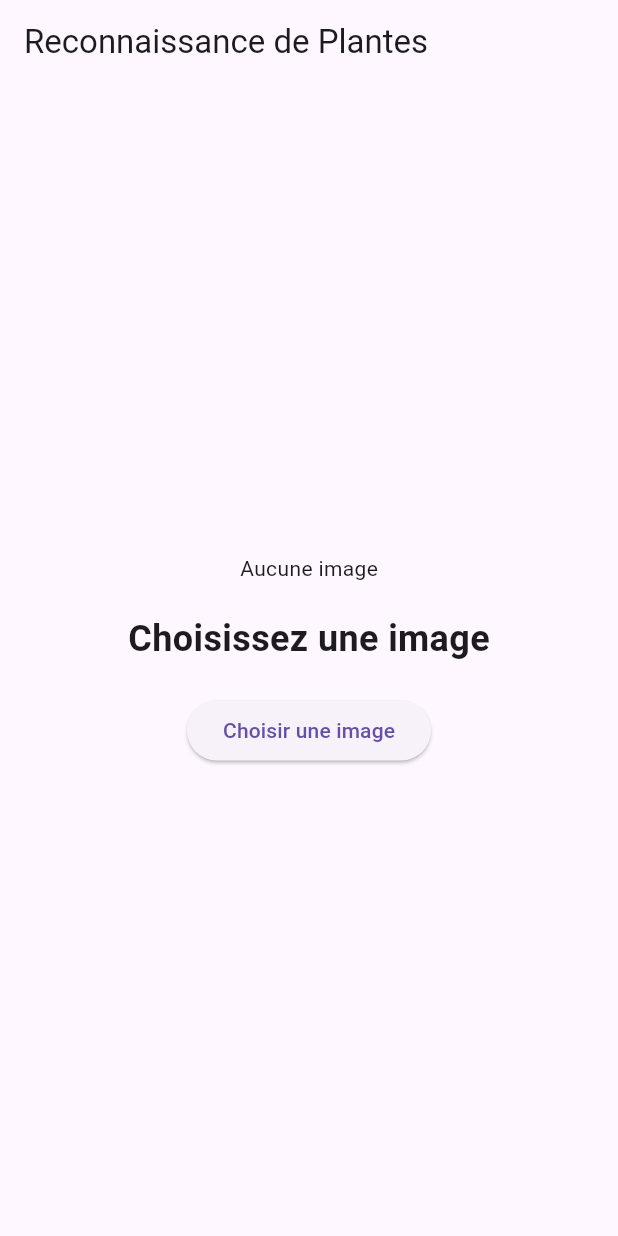
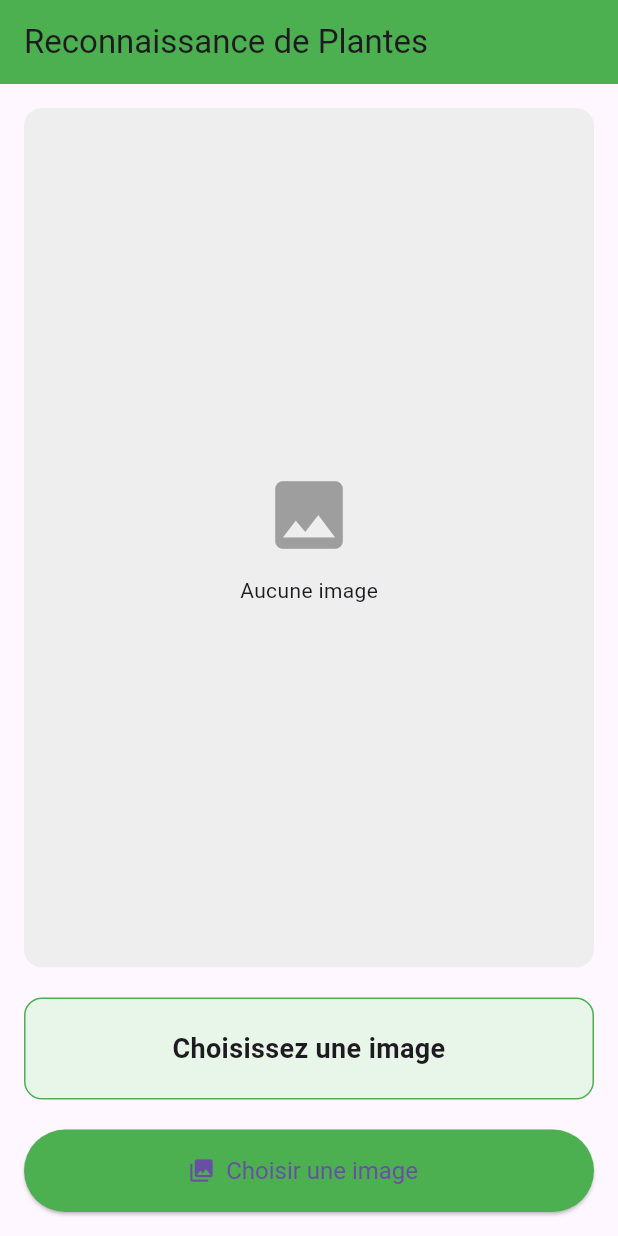
Before and after one commit to MDL774/plante_app, a Flutter app: the screen it shows after launch, after a tap on "Choisir une image", on a phone screen of 412 x 824 dp. Run offline on Flutter 3.47's test engine with Material 3 defaults, Android fonts, the phone set to English and light mode, and no system bars; our stand-ins replace image_picker; missing offline and left inert: tflite_flutter.

Commit message:
Update main.dart

```diff
--- a/lib/main.dart
+++ b/lib/main.dart
@@ -3,6 +3,7 @@ import 'package:flutter/material.dart';
 import 'package:image_picker/image_picker.dart';
 import 'package:tflite_flutter/tflite_flutter.dart';
 import 'package:flutter/services.dart';
+import 'package:image/image.dart' as img;
 
 void main() {
   runApp(MyApp());
@@ -13,69 +14,203 @@ class MyApp extends StatelessWidget {
   Widget build(BuildContext context) {
     return MaterialApp(
       title: 'Reconnaissance Plantes',
-      home: Home(),
+      theme: ThemeData(primarySwatch: Colors.green),
+      home: HomeScreen(),
     );
   }
 }
 
-class Home extends StatefulWidget {
+class HomeScreen extends StatefulWidget {
   @override
-  _HomeState createState() => _HomeState();
+  _HomeScreenState createState() => _HomeScreenState();
 }
 
-class _HomeState extends State<Home> {
-  File? image;
-  String result = "Choisissez une image";
-  Interpreter? interpreter;
-  List<String> labels = [];
+class _HomeScreenState extends State<HomeScreen> {
+  File? _image;
+  String _result = "Choisissez une image";
+  bool _isLoading = false;
+  Interpreter? _interpreter;
+  List<String> _labels = [];
 
   @override
   void initState() {
     super.initState();
-    loadModel();
+    _loadModel();
   }
 
-  loadModel() async {
-    interpreter = await Interpreter.fromAsset('assets/model.tflite');
-    String labelData = await rootBundle.loadString('assets/labels.txt');
-    labels = labelData.split('\n');
+  Future<void> _loadModel() async {
+    try {
+      // Charger le modèle
+      _interpreter = await Interpreter.fromAsset('assets/model.tflite');
+
+      // Charger les labels
+      String labelData = await rootBundle.loadString('assets/labels.txt');
+      _labels = labelData.split('\n').where((l) => l.isNotEmpty).toList();
+
+      print("✅ Modèle chargé: ${_labels.length} classes");
+      print("📋 Labels: $_labels");
+    } catch (e) {
+      print("❌ Erreur: $e");
+      setState(() => _result = "Erreur chargement modèle");
+    }
   }
 
-  pickImage() async {
-    final picked = await ImagePicker().pickImage(source: ImageSource.gallery);
+  Future<void> _pickImage() async {
+    final picker = ImagePicker();
+    final picked = await picker.pickImage(source: ImageSource.gallery);
+
     if (picked == null) return;
-    setState(() { image = File(picked.path); });
-    classifyImage(File(picked.path));
+
+    setState(() {
+      _image = File(picked.path);
+      _isLoading = true;
+      _result = "Analyse en cours...";
+    });
+
+    await _classifyImage(File(picked.path));
+
+    setState(() => _isLoading = false);
   }
 
-  classifyImage(File imageFile) async {
-    var input = List.filled(1 * 128 * 128 * 3, 0.0).reshape([1, 128, 128, 3]);
-    var output = List.filled(1 * 5, 0.0).reshape([1, 5]);
-    interpreter!.run(input, output);
-    int maxIndex = 0;
-    double maxVal = output[0][0];
-    for (int i = 1; i < 5; i++) {
-      if (output[0][i] > maxVal) {
-        maxVal = output[0][i];
-        maxIndex = i;
+  Future<void> _classifyImage(File imageFile) async {
+    if (_interpreter == null) {
+      setState(() => _result = "Modèle non chargé");
+      return;
+    }
+
+    try {
+      // 1. Lire l'image
+      final bytes = await imageFile.readAsBytes();
+      img.Image? originalImage = img.decodeImage(bytes);
+
+      if (originalImage == null) {
+        setState(() => _result = "Erreur lecture image");
+        return;
       }
+
+      print("📸 Image: ${originalImage.width}x${originalImage.height}");
+
+      // 2. Redimensionner (vérifie la taille de ton modèle)
+      int inputSize = 128; // Si ton modèle utilise 224, mets 224
+      img.Image resized = img.copyResize(originalImage, width: inputSize, height: inputSize);
+
+      // 3. Créer le tensor d'entrée
+      var input = List.filled(1 * inputSize * inputSize * 3, 0.0)
+          .reshape([1, inputSize, inputSize, 3]);
+
+      // 4. Remplir avec les pixels (NORMALISATION ENTRE 0 ET 1)
+      for (int y = 0; y < inputSize; y++) {
+        for (int x = 0; x < inputSize; x++) {
+          int pixel = resized.getPixel(x, y);
+          input[0][y][x][0] = img.getRed(pixel) / 255.0;   // R
+          input[0][y][x][1] = img.getGreen(pixel) / 255.0; // G
+          input[0][y][x][2] = img.getBlue(pixel) / 255.0;  // B
+        }
+      }
+
+      // 5. Exécuter le modèle
+      var output = List.filled(1 * _labels.length, 0.0).reshape([1, _labels.length]);
+      _interpreter!.run(input, output);
+
+      // 6. Afficher toutes les probabilités (debug)
+      print("📊 Résultats:");
+      for (int i = 0; i < _labels.length; i++) {
+        double proba = output[0][i] * 100;
+        print("   ${_labels[i]}: ${proba.toStringAsFixed(1)}%");
+      }
+
+      // 7. Trouver la meilleure prédiction
+      int bestIndex = 0;
+      double bestValue = output[0][0];
+      for (int i = 1; i < _labels.length; i++) {
+        if (output[0][i] > bestValue) {
+          bestValue = output[0][i];
+          bestIndex = i;
+        }
+      }
+
+      // 8. Afficher le résultat
+      setState(() {
+        _result = "${_labels[bestIndex]} (${(bestValue * 100).toStringAsFixed(1)}%)";
+      });
+
+      print("✅ Résultat: ${_labels[bestIndex]}");
+
+    } catch (e) {
+      print("❌ Erreur: $e");
+      setState(() => _result = "Erreur: $e");
     }
-    setState(() { result = labels[maxIndex]; });
   }
 
   @override
   Widget build(BuildContext context) {
     return Scaffold(
-      appBar: AppBar(title: Text("Reconnaissance de Plantes")),
-      body: Center(
+      appBar: AppBar(
+        title: Text("Reconnaissance de Plantes"),
+        backgroundColor: Colors.green,
+      ),
+      body: Padding(
+        padding: const EdgeInsets.all(16.0),
         child: Column(
-          mainAxisAlignment: MainAxisAlignment.center,
           children: [
-            image == null ? Text("Aucune image") : Image.file(image!, height: 250),
+            // Image
+            Expanded(
+              flex: 2,
+              child: Container(
+                decoration: BoxDecoration(
+                  color: Colors.grey[200],
+                  borderRadius: BorderRadius.circular(12),
+                ),
+                child: _image == null
+                    ? Center(
+                        child: Column(
+                          mainAxisAlignment: MainAxisAlignment.center,
+                          children: [
+                            Icon(Icons.image, size: 60, color: Colors.grey),
+                            SizedBox(height: 10),
+                            Text("Aucune image"),
+                          ],
+                        ),
+                      )
+                    : ClipRRect(
+                        borderRadius: BorderRadius.circular(12),
+                        child: Image.file(_image!, fit: BoxFit.cover),
+                      ),
+              ),
+            ),
             SizedBox(height: 20),
-            Text(result, style: TextStyle(fontSize: 24, fontWeight: FontWeight.bold)),
+            // Résultat
+            Container(
+              width: double.infinity,
+              padding: EdgeInsets.all(20),
+              decoration: BoxDecoration(
+                color: Colors.green[50],
+                borderRadius: BorderRadius.circular(12),
+                border: Border.all(color: Colors.green),
+              ),
+              child: _isLoading
+                  ? Center(child: CircularProgressIndicator())
+                  : Text(
+                      _result,
+                      style: TextStyle(fontSize: 18, fontWeight: FontWeight.bold),
+                      textAlign: TextAlign.center,
+                    ),
+            ),
             SizedBox(height: 20),
-            ElevatedButton(onPressed: pickImage, child: Text("Choisir une image")),
+            // Bouton
+            SizedBox(
+              width: double.infinity,
+              height: 55,
+              child: ElevatedButton.icon(
+                onPressed: _isLoading ? null : _pickImage,
+                icon: Icon(Icons.photo_library),
+                label: Text("Choisir une image"),
+                style: ElevatedButton.styleFrom(
+                  backgroundColor: Colors.green,
+                  textStyle: TextStyle(fontSize: 16),
+                ),
+              ),
+            ),
           ],
         ),
       ),
```
